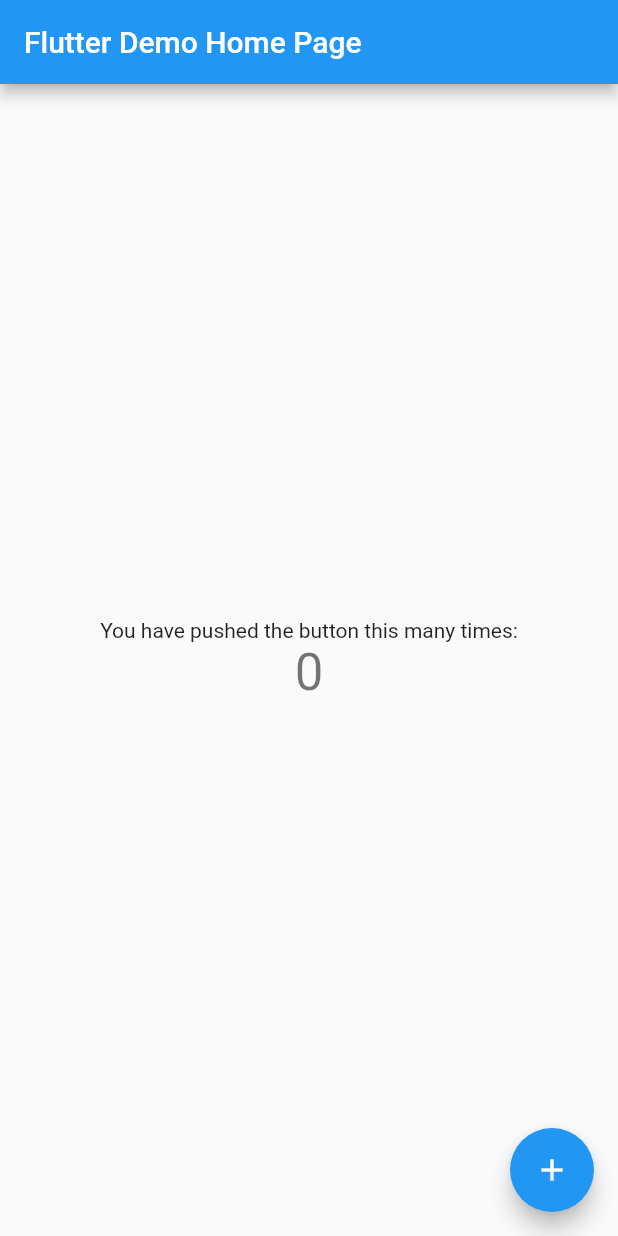
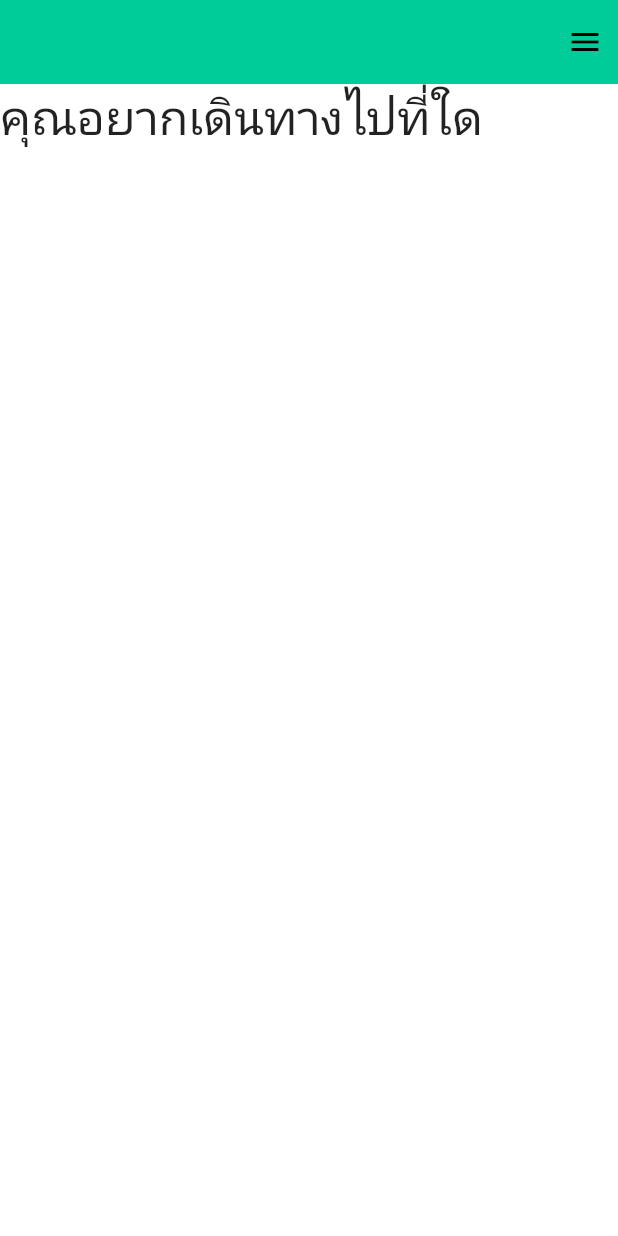
Before and after one commit to PuiFertilizer/train_planner, a Flutter app: the screen it shows after launch, on a phone screen of 412 x 824 dp. Run offline on Flutter 3.47's test engine with Material 2 defaults, Android fonts, the light colour scheme and no system bars.

Commit message:
set app layout and add images

```diff
--- /dev/null
+++ b/lib/home.dart
@@ -0,0 +1,34 @@
+import 'package:flutter/material.dart';
+
+
+class HomePage extends StatelessWidget {
+
+
+  @override
+  Widget build(BuildContext context) {
+    return Scaffold(
+      backgroundColor: Colors.white,
+      appBar: AppBar(
+        backgroundColor: Color.fromARGB(255, 0, 204, 153),
+        elevation: 0,
+        actions: [
+          Padding(
+            padding: const EdgeInsets.only(right: 10),
+            child:  Icon(
+              Icons.menu,
+              color: Colors.black,
+            ),
+          )
+
+        ]),
+        body: Column(
+          children: [
+            Text(
+              "คุณอยากเดินทางไปที่ใด", style: TextStyle(fontSize: 32),
+              )
+            ],
+      ),
+
+    );
+  }
+}
--- a/lib/main.dart
+++ b/lib/main.dart
@@ -1,115 +1,13 @@
 import 'package:flutter/material.dart';
+import 'home.dart';
 
 void main() {
-  runApp(const MyApp());
+  runApp(MyApp());
 }
 
-class MyApp extends StatelessWidget {
-  const MyApp({super.key});
-
-  // This widget is the root of your application.
+class MyApp extends StatelessWidget{
   @override
-  Widget build(BuildContext context) {
-    return MaterialApp(
-      title: 'Flutter Demo',
-      theme: ThemeData(
-        // This is the theme of your application.
-        //
-        // Try running your application with "flutter run". You'll see the
-        // application has a blue toolbar. Then, without quitting the app, try
-        // changing the primarySwatch below to Colors.green and then invoke
-        // "hot reload" (press "r" in the console where you ran "flutter run",
-        // or simply save your changes to "hot reload" in a Flutter IDE).
-        // Notice that the counter didn't reset back to zero; the application
-        // is not restarted.
-        primarySwatch: Colors.blue,
-      ),
-      home: const MyHomePage(title: 'Flutter Demo Home Page'),
-    );
+  Widget build(BuildContext context){
+    return MaterialApp(home: HomePage());
   }
 }
-
-class MyHomePage extends StatefulWidget {
-  const MyHomePage({super.key, required this.title});
-
-  // This widget is the home page of your application. It is stateful, meaning
-  // that it has a State object (defined below) that contains fields that affect
-  // how it looks.
-
-  // This class is the configuration for the state. It holds the values (in this
-  // case the title) provided by the parent (in this case the App widget) and
-  // used by the build method of the State. Fields in a Widget subclass are
-  // always marked "final".
-
-  final String title;
-
-  @override
-  State<MyHomePage> createState() => _MyHomePageState();
-}
-
-class _MyHomePageState extends State<MyHomePage> {
-  int _counter = 0;
-
-  void _incrementCounter() {
-    setState(() {
-      // This call to setState tells the Flutter framework that something has
-      // changed in this State, which causes it to rerun the build method below
-      // so that the display can reflect the updated values. If we changed
-      // _counter without calling setState(), then the build method would not be
-      // called again, and so nothing would appear to happen.
-      _counter++;
-    });
-  }
-
-  @override
-  Widget build(BuildContext context) {
-    // This method is rerun every time setState is called, for instance as done
-    // by the _incrementCounter method above.
-    //
-    // The Flutter framework has been optimized to make rerunning build methods
-    // fast, so that you can just rebuild anything that needs updating rather
-    // than having to individually change instances of widgets.
-    return Scaffold(
-      appBar: AppBar(
-        // Here we take the value from the MyHomePage object that was created by
-        // the App.build method, and use it to set our appbar title.
-        title: Text(widget.title),
-      ),
-      body: Center(
-        // Center is a layout widget. It takes a single child and positions it
-        // in the middle of the parent.
-        child: Column(
-          // Column is also a layout widget. It takes a list of children and
-          // arranges them vertically. By default, it sizes itself to fit its
-          // children horizontally, and tries to be as tall as its parent.
-          //
-          // Invoke "debug painting" (press "p" in the console, choose the
-          // "Toggle Debug Paint" action from the Flutter Inspector in Android
-          // Studio, or the "Toggle Debug Paint" command in Visual Studio Code)
-          // to see the wireframe for each widget.
-          //
-          // Column has various properties to control how it sizes itself and
-          // how it positions its children. Here we use mainAxisAlignment to
-          // center the children vertically; the main axis here is the vertical
-          // axis because Columns are vertical (the cross axis would be
-          // horizontal).
-          mainAxisAlignment: MainAxisAlignment.center,
-          children: <Widget>[
-            const Text(
-              'You have pushed the button this many times:',
-            ),
-            Text(
-              '$_counter',
-              style: Theme.of(context).textTheme.headline4,
-            ),
-          ],
-        ),
-      ),
-      floatingActionButton: FloatingActionButton(
-        onPressed: _incrementCounter,
-        tooltip: 'Increment',
-        child: const Icon(Icons.add),
-      ), // This trailing comma makes auto-formatting nicer for build methods.
-    );
-  }
-}
```
Also changed, not shown: pubspec.yaml (+8 -3 lines), assets/images/chiangmai.jpg (added), assets/images/namtok.jpg (added), assets/images/nongkai.jpg (added), assets/images/steam.jpg (added), assets/images/suanson.jpg (added), assets/images/surat.jpg (added), image/logo.png (added), lib/detial.dart (added), pubspec.lock, 7 other files.
